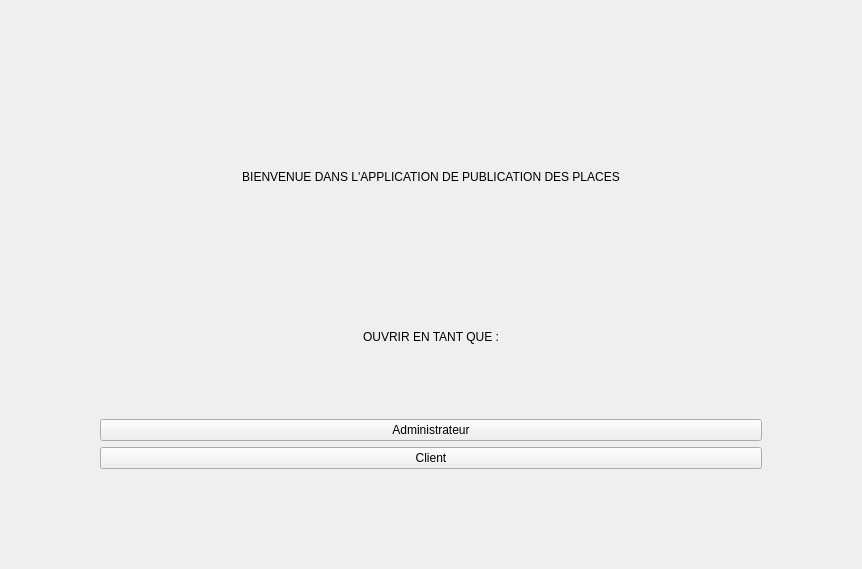
Chris-Manuelpipo/ModelePublication, file accueil.ui: the form before one commit.
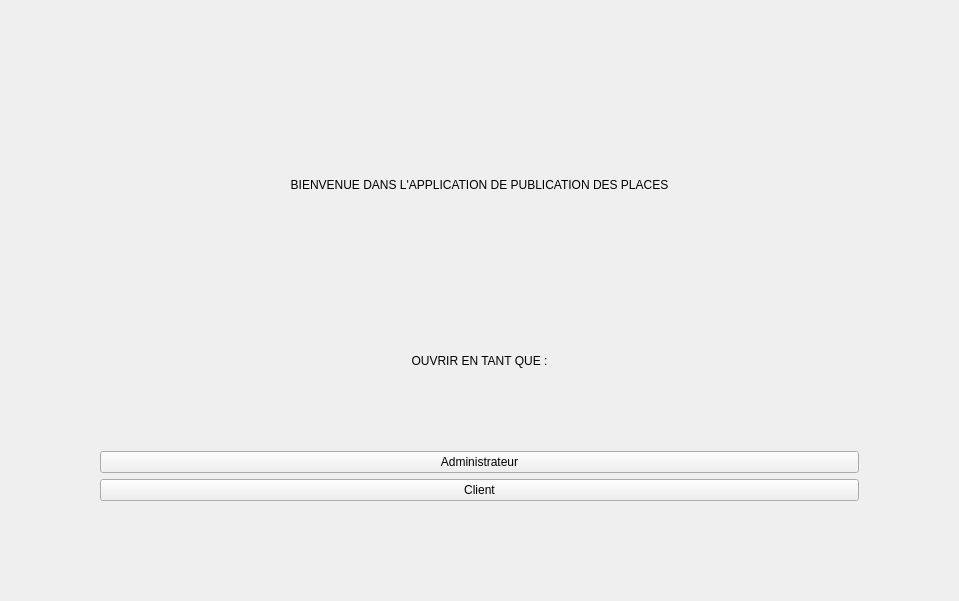
The form after the commit.

Diff of the .ui file:
```diff
--- a/accueil.ui
+++ b/accueil.ui
@@ -9,8 +9,8 @@
    <rect>
     <x>0</x>
     <y>0</y>
-    <width>862</width>
-    <height>569</height>
+    <width>959</width>
+    <height>601</height>
    </rect>
   </property>
   <property name="minimumSize">
```
Left out of the diff: 12 changed lines with no effect on the pictures.
